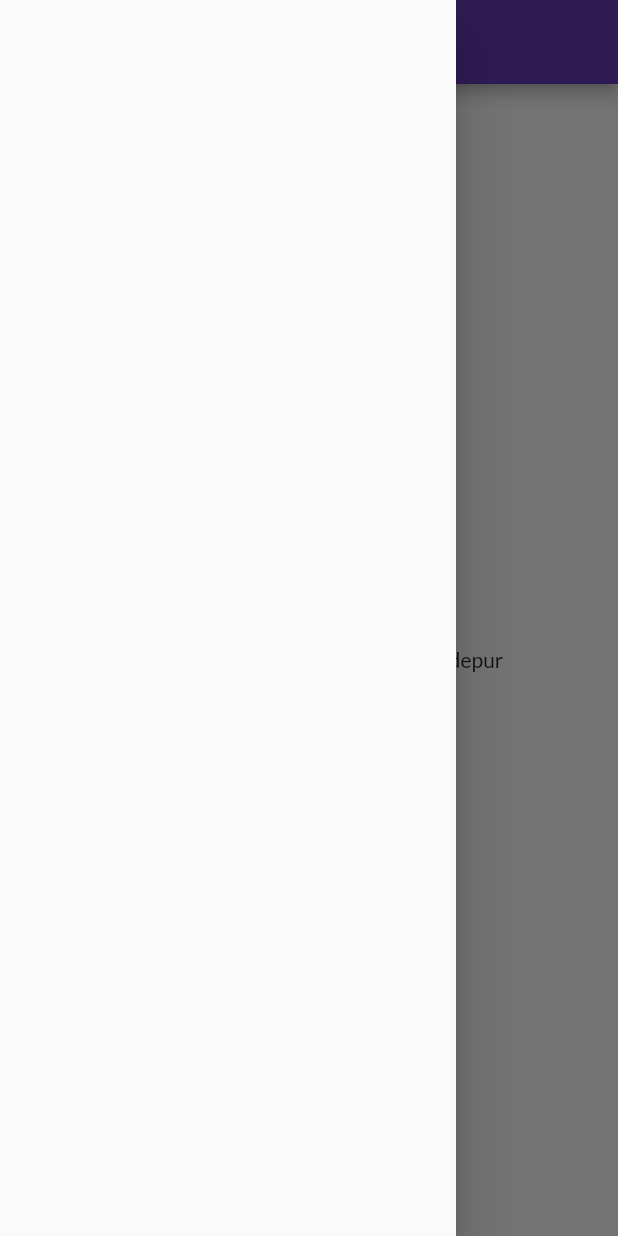
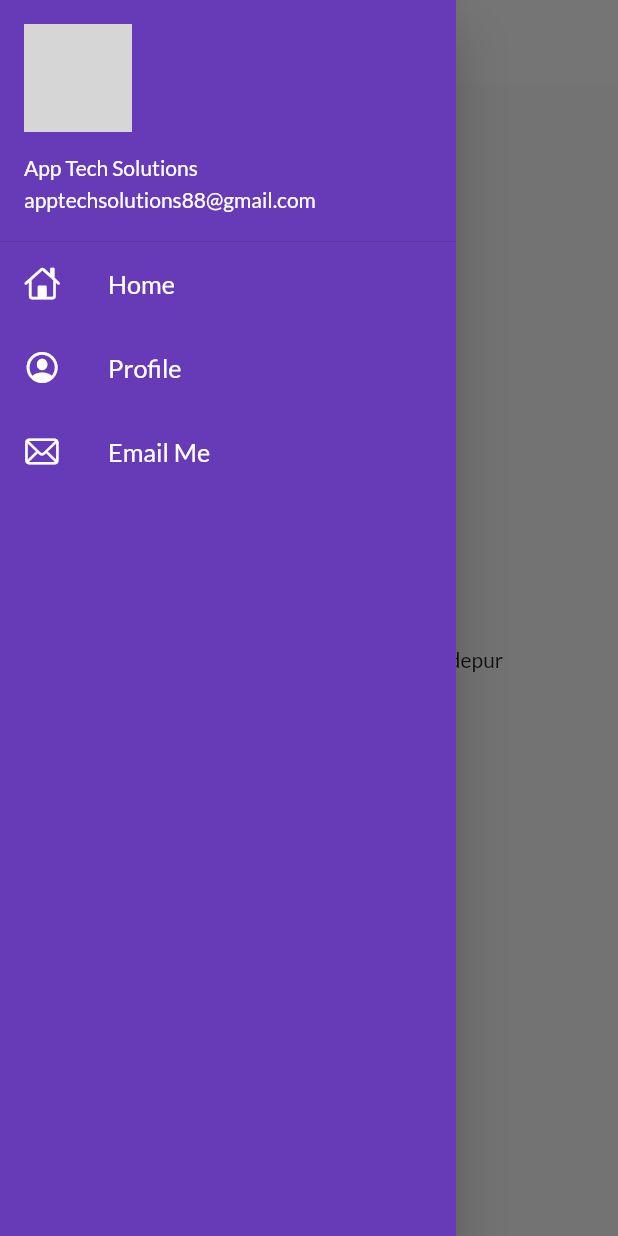
Before and after one commit to apptechsolutionsindia/30DaysOfFlutter, a Flutter app: the screen it shows after launch, with the side drawer open, on a phone screen of 412 x 824 dp. Run offline on Flutter 3.47's test engine with Material 2 defaults, Android fonts, the phone set to English and light mode, and no system bars; our stand-ins replace google_fonts; network calls fail; grey boxes are pictures that could not be loaded.

Commit message:
theme extracted

```diff
--- a/lib/main.dart
+++ b/lib/main.dart
@@ -2,6 +2,7 @@
 import 'package:google_fonts/google_fonts.dart';
 import 'package:parvezfolio/pages/login-page.dart';
 import 'package:parvezfolio/utils/routes.dart';
+import 'package:parvezfolio/widgets/themes.dart';
 
 import 'pages/home_page.dart';
 
@@ -18,13 +19,9 @@
     return MaterialApp(
       // home: HomePage(),
       themeMode: ThemeMode.light,
-      theme: ThemeData(
-        primarySwatch: Colors.deepPurple,
-        fontFamily: GoogleFonts.lato().fontFamily,
-        primaryTextTheme: GoogleFonts.latoTextTheme(),
-      ),
+      theme: Mytheme.lightTheme(context),
       debugShowCheckedModeBanner: false,
-      darkTheme: ThemeData(brightness: Brightness.dark),
+      darkTheme: Mytheme.darkTheme(context),
       initialRoute: MyRoutes.homeRoute,
       routes: {
         "/": (context) => LoginPage(),
--- a/lib/pages/home_page.dart
+++ b/lib/pages/home_page.dart
@@ -1,4 +1,6 @@
 import 'package:flutter/material.dart';
+
+import '../widgets/drawer.dart';
 
 class HomePage extends StatelessWidget {
   final int days = 30;
@@ -10,14 +12,14 @@
   Widget build(BuildContext context) {
     return Scaffold(
       appBar: AppBar(
-        title: Text("Parvezfolio"),
+        title: Text("App Tech Solutions"),
       ),
       body: Center(
         child: Container(
           child: Text("Welcome To $days Days of flutter by $name"),
         ),
       ),
-      drawer: Drawer(),
+      drawer: MyDrawer(),
     );
   }
 }
--- /dev/null
+++ b/lib/widgets/drawer.dart
@@ -0,0 +1,66 @@
+import 'package:flutter/cupertino.dart';
+import 'package:flutter/material.dart';
+
+class MyDrawer extends StatelessWidget {
+  const MyDrawer({super.key});
+
+  @override
+  Widget build(BuildContext context) {
+    final imageUrl = "assets/images/ats.jpg";
+    return Drawer(
+      child: Container(
+        color: Colors.deepPurple,
+        child: ListView(
+          padding: EdgeInsets.zero,
+          children: [
+            DrawerHeader(
+              margin: EdgeInsets.zero,
+              padding: EdgeInsets.zero,
+              child: UserAccountsDrawerHeader(
+                margin: EdgeInsets.zero,
+                accountName: Text("App Tech Solutions"),
+                accountEmail: Text("apptechsolutions88@gmail.com"),
+                currentAccountPicture: CircleAvatar(
+                  backgroundImage: NetworkImage(imageUrl),
+                ),
+              ),
+            ),
+            ListTile(
+              leading: Icon(
+                CupertinoIcons.home,
+                color: Colors.white,
+              ),
+              title: Text(
+                "Home",
+                textScaleFactor: 1.2,
+                style: TextStyle(color: Colors.white),
+              ),
+            ),
+            ListTile(
+              leading: Icon(
+                CupertinoIcons.profile_circled,
+                color: Colors.white,
+              ),
+              title: Text(
+                "Profile",
+                textScaleFactor: 1.2,
+                style: TextStyle(color: Colors.white),
+              ),
+            ),
+            ListTile(
+              leading: Icon(
+                CupertinoIcons.mail,
+                color: Colors.white,
+              ),
+              title: Text(
+                "Email Me",
+                textScaleFactor: 1.2,
+                style: TextStyle(color: Colors.white),
+              ),
+            )
+          ],
+        ),
+      ),
+    );
+  }
+}
--- /dev/null
+++ b/lib/widgets/themes.dart
@@ -0,0 +1,18 @@
+import 'package:flutter/material.dart';
+import 'package:google_fonts/google_fonts.dart';
+
+class Mytheme {
+  static ThemeData lightTheme(BuildContext context) => ThemeData(
+      primarySwatch: Colors.deepPurple,
+      fontFamily: GoogleFonts.lato().fontFamily,
+      appBarTheme: AppBarTheme(
+        color: Colors.white,
+        elevation: 0.0,
+        iconTheme: IconThemeData(color: Colors.black),
+        textTheme: Theme.of(context).textTheme,
+      ));
+
+  static ThemeData darkTheme(BuildContext context) => ThemeData(
+        brightness: Brightness.dark,
+      );
+}
```
Also changed, not shown: assets/images/ats.jpg (added).
